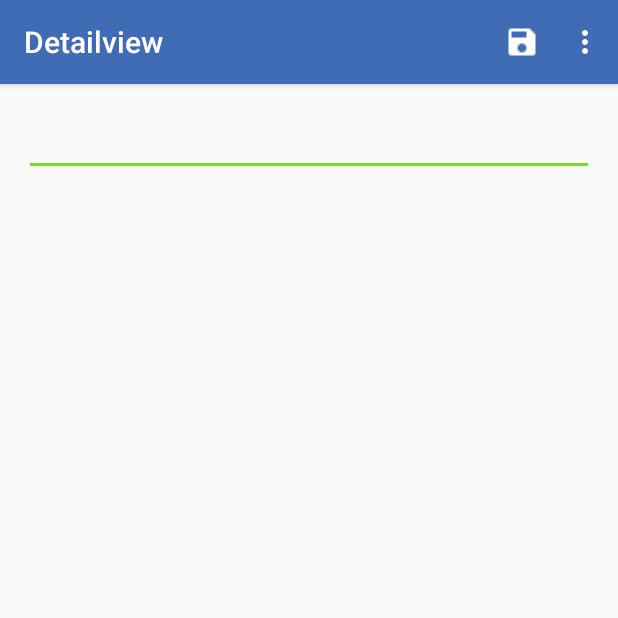
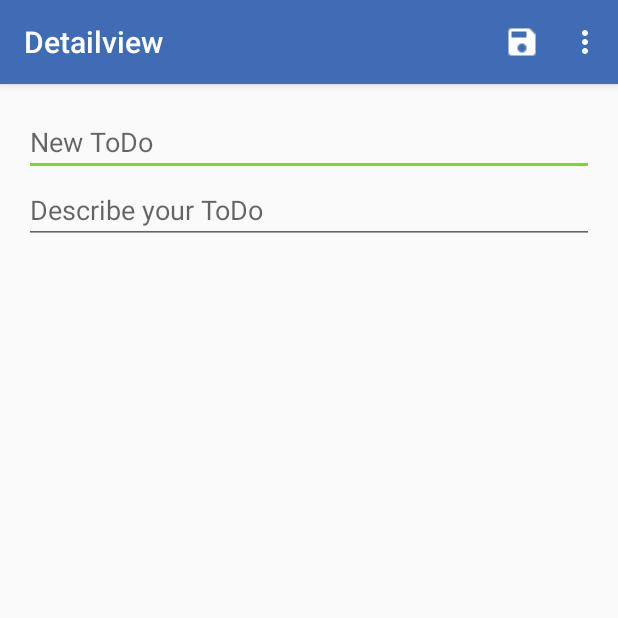
Before and after one commit to JensGe/MADDemo, an Android app: the DetailviewActivity screen opened directly, with no data from a screen before it, on a phone screen of 412 x 824 dp, the top half of it. Run offline under Robolectric (Android 15) with nearby library versions, the phone set to English and light mode, and no system bars.

Commit message:
Detailview enhanced

```diff
--- a/app/src/main/res/layout/activity_detailview.xml
+++ b/app/src/main/res/layout/activity_detailview.xml
@@ -6,8 +6,16 @@
 
     <EditText
         android:id="@+id/itemName"
+        android:hint="@string/itemName_hint"
         android:layout_width="match_parent"
-        android:layout_height="wrap_content" />
+        android:layout_height="wrap_content"/>
+
+    <EditText
+        android:id="@+id/itemDescription"
+        android:hint="@string/itemDescription_hint"
+        android:layout_width="match_parent"
+        android:layout_height="wrap_content"/>
+
     <Button
         android:visibility="gone"
         android:src="@drawable/plus_white_36"
--- a/app/src/main/res/values/strings.xml
+++ b/app/src/main/res/values/strings.xml
@@ -3,4 +3,6 @@
     <string name="app_content">Hello Android!</string>
     <string name="title_overview">Overview</string>
     <string name="title_detailview">Detailview</string>
+    <string name="itemName_hint">New ToDo</string>
+    <string name="itemDescription_hint">Describe your ToDo</string>
 </resources>
```
